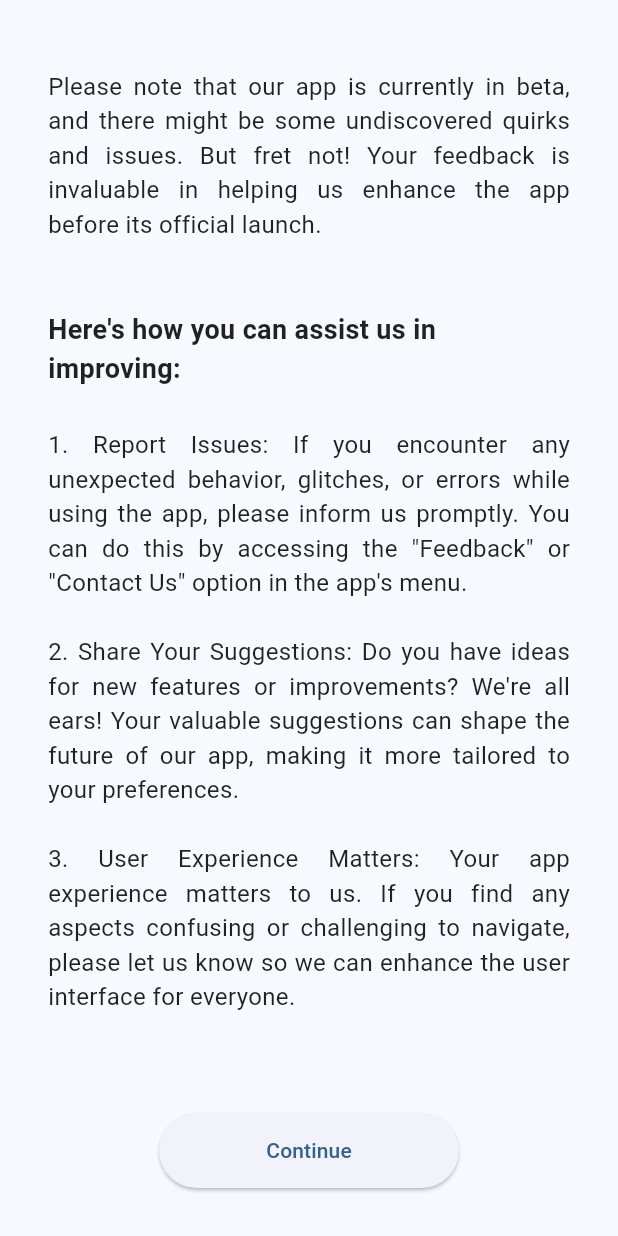
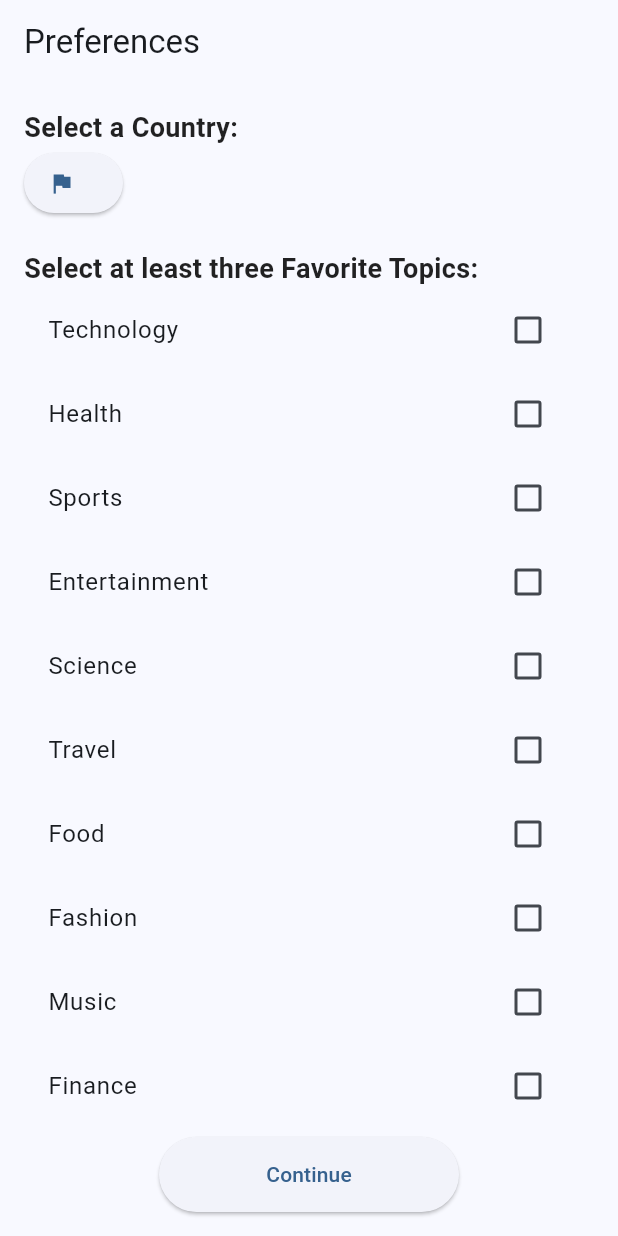
Before and after one commit to Sreeram3927/flutter_news_app, a Flutter app: the screen it shows after launch, scrolled down 157 dp, after a tap on "Continue", on a phone screen of 412 x 824 dp. Run offline on Flutter 3.47's test engine with Material 2 defaults, Android fonts, the phone set to English and light mode, and no system bars; our stand-ins replace carousel_slider, country_picker, google_fonts, google_nav_bar, share_plus, shared_preferences and 1 more.

Commit message:
create a data selection page in onboarding

```diff
--- a/lib/pages/onboarding_pages/onboarding_manager.dart
+++ b/lib/pages/onboarding_pages/onboarding_manager.dart
@@ -39,7 +39,9 @@ class _OnboardingPageState extends State<OnboardingPage> {
           },
           children: [
 
-              WelcomePage(nextScreen: nextScreen),
+            WelcomePage(nextScreen: nextScreen),
+
+            DataSelectionPage(),
 
           ],
         ),
--- a/lib/pages/onboarding_pages/onboarding_pages.dart
+++ b/lib/pages/onboarding_pages/onboarding_pages.dart
@@ -1,4 +1,7 @@
+import 'package:country_picker/country_picker.dart';
 import 'package:flutter/material.dart';
+import 'package:news_watch/data/user_settings.dart';
+import 'package:news_watch/pages/page_manager.dart';
 
 
 class WelcomePage extends StatelessWidget {
@@ -39,7 +42,7 @@ class WelcomePage extends StatelessWidget {
                   style: TextStyle(fontWeight: FontWeight.bold, fontSize: 18),
                 ),
                 Text(
-                  '1. Report Issues: If you encounter any unexpected behavior, glitches, or errors while using the app, please inform us promptly. You can do this by accessing the "Feedback" or "Contact Us" option in the app\'s menu.\n\n'
+                  '1. Report Issues: If you encounter any unexpected behavior, glitches, or errors while using the app, please inform us promptly. You can do this by accessing the "Contact Developer" option in the app\'s menu.\n\n'
                   '2. Share Your Suggestions: Do you have ideas for new features or improvements? We\'re all ears! Your valuable suggestions can shape the future of our app, making it more tailored to your preferences.\n\n'
                   '3. User Experience Matters: Your app experience matters to us. If you find any aspects confusing or challenging to navigate, please let us know so we can enhance the user interface for everyone.\n\n',
                   textAlign: TextAlign.justify,
@@ -63,3 +66,133 @@ class WelcomePage extends StatelessWidget {
     );
   }
 }
+
+
+class DataSelectionPage extends StatefulWidget {
+  const DataSelectionPage({super.key});
+
+  @override
+  State<DataSelectionPage> createState() => _DataSelectionPageState();
+}
+
+class _DataSelectionPageState extends State<DataSelectionPage> {
+  String? country;
+  List<String> selectedTopics = [];
+
+
+ final List<String> allTopics = [
+  'Technology',
+  'Health',
+  'Sports',
+  'Entertainment',
+  'Science',
+  'Travel',
+  'Food',
+  'Fashion',
+  'Music',
+  'Finance',
+  'Education',
+  'Gaming',
+  'Art',
+  'Environment',
+  'Books',
+  'Fitness',
+  'Pets',
+];
+
+  @override
+  Widget build(BuildContext context) {
+    return Scaffold(
+      appBar: AppBar(
+        title: const Text('Preferences'),
+      ),
+      body: Padding(
+        padding: const EdgeInsets.all(16.0),
+        child: Column(
+          crossAxisAlignment: CrossAxisAlignment.start,
+          children: [
+            const Text(
+              'Select a Country:',
+              style: TextStyle(fontSize: 18, fontWeight: FontWeight.bold),
+            ),
+            ElevatedButton.icon(
+              onPressed: () {
+                showCountryPicker(
+                  context: context,
+                  onSelect: (country) {
+                    UserSettings.setSelectedCountry(country.name);
+                    setState(() {
+                      this.country = country.name;
+                    });
+                  },
+                );
+              },
+              icon: const Icon(Icons.flag),
+              label: Text(
+                country ?? '',
+                style: const TextStyle(
+                  fontSize: 16,
+                  fontWeight: FontWeight.w500,
+                ),
+                overflow: TextOverflow.ellipsis,
+              ),
+            ),
+            const SizedBox(height: 20),
+            const Text(
+              'Select at least three Favorite Topics:',
+              style: TextStyle(fontSize: 18, fontWeight: FontWeight.bold),
+            ),
+            Expanded(
+              child: ListView.builder(
+                itemCount: allTopics.length,
+                itemBuilder: (context, index) {
+                  final String topic = allTopics[index];
+                  return CheckboxListTile(
+                    title: Text(topic),
+                    value: selectedTopics.contains(topic),
+                    onChanged: (bool? value) {
+                      setState(() {
+                        if (value == true) {
+                          selectedTopics.add(topic);
+                        } else {
+                          selectedTopics.remove(topic);
+                        }
+                      });
+                    },
+                  );
+                }
+              ),
+            ),
+            const SizedBox(height: 20),
+            Center(
+              child: ElevatedButton(
+                onPressed: () {
+                  if (country != null && selectedTopics.length >= 3) {
+
+                    UserSettings.setSelectedCountry(country!);
+                    UserSettings.setUserFavourites(selectedTopics);
+
+                    Navigator.pushReplacement(
+                      context,
+                      MaterialPageRoute(
+                        builder: (context) => const PageManager(),
+                      ),
+                    );
+                  } else {
+                    ScaffoldMessenger.of(context).showSnackBar(const SnackBar(
+                      content: Text('Please select a country and at least three favorite topics.'),
+                    ));
+                  }
+                },
+                style: ButtonStyle(
+                  fixedSize: MaterialStateProperty.all<Size>(const Size(200, 50)),
+                ),
+                child: const Text('Continue'),
+              ),
+            ),
+          ],
+        ),
+      ),
+    );
+  }
+}
```
